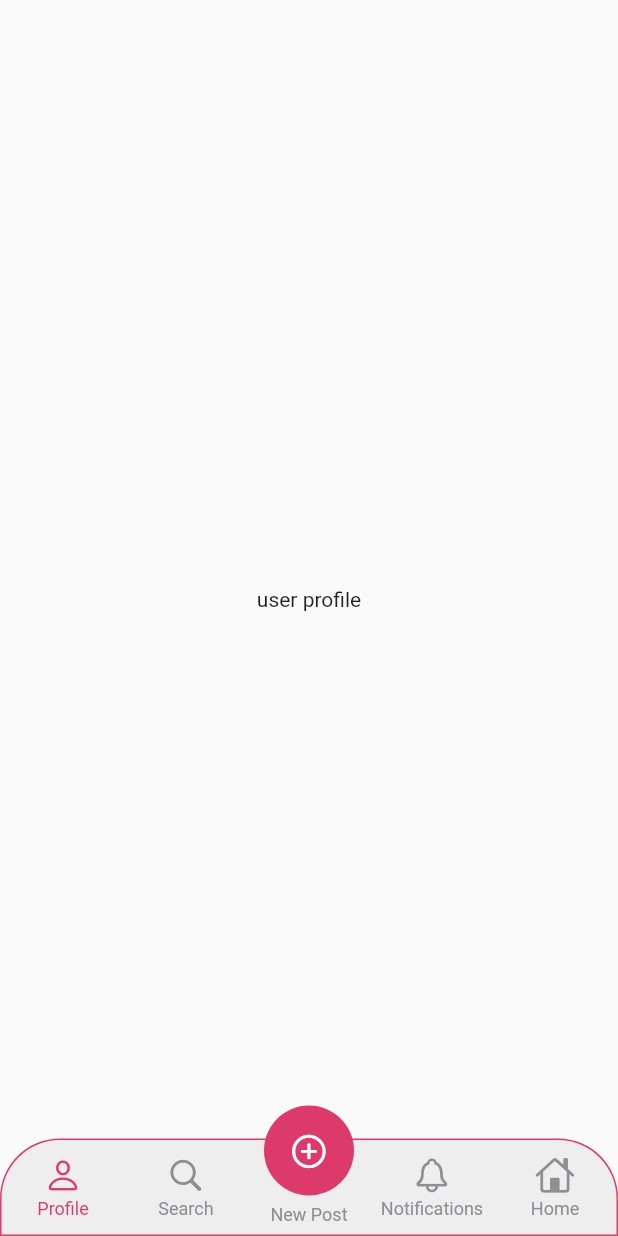
After one commit to MohamedSaad8/fun-life, a Flutter app: the FunLifeMainScreen screen opened by its route, on a phone screen of 412 x 824 dp. The commit adds this screen. Run offline on Flutter 3.47's test engine with Material 2 defaults, Android fonts, the phone set to English and light mode, and no system bars; drawn by our look-alikes of persistent_bottom_nav_bar; missing offline and left inert: page_view_indicator.

Commit message:
add Main Screen

```diff
--- a/lib/apiServices/authentication.dart
+++ b/lib/apiServices/authentication.dart
@@ -1,5 +1,4 @@
 import 'dart:convert';
-
 import 'package:funlife/constants.dart';
 import 'package:funlife/models/userModel.dart';
 import 'package:http/http.dart' as http;
--- a/lib/constants.dart
+++ b/lib/constants.dart
@@ -1,2 +1,5 @@
+import 'package:flutter/cupertino.dart';
+
 const loginURL = "http://192.168.1.9:1337/auth/local";
 const signUpURL = "http://192.168.1.9:1337/auth/local/register";
+const kMainColor = Color(0xffDC3A6B);
--- a/lib/main.dart
+++ b/lib/main.dart
@@ -1,5 +1,6 @@
 import 'package:flutter/material.dart';
 import 'package:funlife/providers/login%20RegisterMode.dart';
+import 'package:funlife/screens/funLiveMainScreen.dart';
 import 'package:funlife/screens/loginScreen.dart';
 import 'package:funlife/screens/onBoardingScreen.dart';
 import 'package:provider/provider.dart';
@@ -20,7 +21,8 @@ class FunLife extends StatelessWidget {
         initialRoute: OnBoardingScreen.id,
         routes: {
           OnBoardingScreen.id : (context) => OnBoardingScreen(),
-          LoginScreen.id : (context) => LoginScreen()
+          LoginScreen.id : (context) => LoginScreen(),
+          FunLifeMainScreen.id : (context) => FunLifeMainScreen()
         },
       ),
     );
--- /dev/null
+++ b/lib/screens/addPostScreen.dart
@@ -0,0 +1,14 @@
+import 'package:flutter/material.dart';
+
+class AddPostScreen extends StatelessWidget {
+  @override
+  Widget build(BuildContext context) {
+    return Scaffold(
+      body: Container(
+        child: Center(
+          child: Text("Add Post"),
+        ),
+      ),
+    );
+  }
+}
--- /dev/null
+++ b/lib/screens/funLiveMainScreen.dart
@@ -0,0 +1,107 @@
+import 'package:flutter/cupertino.dart';
+import 'package:flutter/material.dart';
+import 'package:funlife/constants.dart';
+import 'package:funlife/screens/addPostScreen.dart';
+import 'package:funlife/screens/homeScreen.dart';
+import 'package:funlife/screens/notification.dart';
+import 'package:funlife/screens/search.dart';
+import 'package:funlife/screens/userProfileScreen.dart';
+import 'package:persistent_bottom_nav_bar/persistent-tab-view.dart';
+
+class FunLifeMainScreen extends StatefulWidget {
+  @override
+  _FunLifeMainScreenState createState() => _FunLifeMainScreenState();
+  static String id = "funLifeMainScreen" ;
+}
+PersistentTabController _controller;
+
+class _FunLifeMainScreenState extends State<FunLifeMainScreen> {
+  @override
+  void initState() {
+    _controller = PersistentTabController(initialIndex: 0);
+    super.initState();
+  }
+  @override
+  Widget build(BuildContext context) {
+    return PersistentTabView(
+        controller: _controller,
+        screens: _buildScreens(),
+        items: _navBarsItems(),
+        confineInSafeArea: true,
+        backgroundColor: Colors.grey[200],
+        handleAndroidBackButtonPress: true,
+        resizeToAvoidBottomInset: true, // This needs to be true if you want to move up the screen when keyboard appears.
+        stateManagement: true,
+        hideNavigationBarWhenKeyboardShows: true, // Recommended to set 'resizeToAvoidBottomInset' as true while using this argument.
+        decoration: NavBarDecoration(
+          borderRadius: BorderRadius.only(topLeft: Radius.circular(40),topRight: Radius.circular(40)),
+          colorBehindNavBar: Colors.white,
+          border: Border.all(
+            color: kMainColor
+          )
+        ),
+        popAllScreensOnTapOfSelectedTab: true,
+        popActionScreens: PopActionScreensType.all,
+        itemAnimationProperties: ItemAnimationProperties( // Navigation Bar's items animation properties.
+        duration: Duration(milliseconds: 200),
+    curve: Curves.ease,
+    ),
+        screenTransitionAnimation: ScreenTransitionAnimation( // Screen transition animation on change of selected tab.
+    animateTabTransition: true,
+    curve: Curves.ease,
+    duration: Duration(milliseconds: 200),
+    ),
+        navBarStyle: NavBarStyle.style15,
+        navBarHeight: 65,
+      // Choose the nav bar style with this property.
+    );
+  }
+
+  List<Widget> _buildScreens() {
+    return [
+      UserProfileScreen(),
+      Search(),
+      AddPostScreen(),
+      NotificationScreen(),
+      HomeScreen(),
+    ];
+  }
+
+  List<PersistentBottomNavBarItem> _navBarsItems() {
+    return [
+      PersistentBottomNavBarItem(
+        icon: Icon(CupertinoIcons.person,),
+        title: ("Profile"),
+        activeColor: kMainColor,
+        inactiveColor: CupertinoColors.systemGrey,
+        titleFontSize: 14,
+
+
+      ),
+      PersistentBottomNavBarItem(
+        icon: Icon(CupertinoIcons.search),
+        title: ("Search"),
+        activeColor: kMainColor,
+        inactiveColor: CupertinoColors.systemGrey,
+      ),
+      PersistentBottomNavBarItem(
+        icon: Icon(CupertinoIcons.add_circled ,color: Colors.white,),
+        title: ("New Post"),
+        activeColor: kMainColor,
+        inactiveColor: CupertinoColors.systemGrey,
+      ),
+      PersistentBottomNavBarItem(
+        icon: Icon(CupertinoIcons.bell),
+        title: ("Notifications"),
+        activeColor: kMainColor,
+        inactiveColor: CupertinoColors.systemGrey,
+      ),
+      PersistentBottomNavBarItem(
+        icon: Icon(CupertinoIcons.home),
+        title: ("Home"),
+        activeColor: kMainColor,
+        inactiveColor: CupertinoColors.systemGrey,
+      ),
+    ];
+  }
+}
--- /dev/null
+++ b/lib/screens/homeScreen.dart
@@ -0,0 +1,14 @@
+import 'package:flutter/material.dart';
+
+class HomeScreen extends StatelessWidget {
+  @override
+  Widget build(BuildContext context) {
+    return Scaffold(
+      body: Container(
+        child: Center(
+          child: Text("Home Screen"),
+        ),
+      ),
+    );
+  }
+}
--- a/lib/screens/loginScreen.dart
+++ b/lib/screens/loginScreen.dart
@@ -2,6 +2,7 @@ import 'package:flutter/cupertino.dart';
 import 'package:flutter/material.dart';
 import 'package:funlife/apiServices/authentication.dart';
 import 'package:funlife/providers/login%20RegisterMode.dart';
+import 'package:funlife/screens/funLiveMainScreen.dart';
 import 'package:funlife/widget/customTextFormFeild.dart';
 import 'package:provider/provider.dart';
 
@@ -168,6 +169,9 @@ class LoginScreen extends StatelessWidget {
                           ),
                         );
                       }
+                      else{
+                        Navigator.pushNamed(context, FunLifeMainScreen.id);
+                      }
                     }
                   },
                   child: Padding(
--- /dev/null
+++ b/lib/screens/notification.dart
@@ -0,0 +1,14 @@
+import 'package:flutter/material.dart';
+
+class NotificationScreen extends StatelessWidget {
+  @override
+  Widget build(BuildContext context) {
+    return Scaffold(
+      body: Container(
+        child: Center(
+          child: Text("Notifications"),
+        ),
+      ),
+    );
+  }
+}
--- /dev/null
+++ b/lib/screens/search.dart
@@ -0,0 +1,14 @@
+import 'package:flutter/material.dart';
+
+class Search extends StatelessWidget {
+  @override
+  Widget build(BuildContext context) {
+    return Scaffold(
+      body: Container(
+        child: Center(
+          child: Text("search"),
+        ),
+      ),
+    );
+  }
+}
--- /dev/null
+++ b/lib/screens/userProfileScreen.dart
@@ -0,0 +1,14 @@
+import 'package:flutter/material.dart';
+
+class UserProfileScreen extends StatelessWidget {
+  @override
+  Widget build(BuildContext context) {
+    return Scaffold(
+      body: Container(
+        child: Center(
+          child: Text("user profile"),
+        ),
+      ),
+    );
+  }
+}
--- a/pubspec.yaml
+++ b/pubspec.yaml
@@ -18,6 +18,7 @@ environment:
 
 dependencies:
   http: ^0.12.2
+  persistent_bottom_nav_bar: any
   provider:
   page_view_indicator:
   flutter:
```
Also changed, not shown: pubspec.lock.
